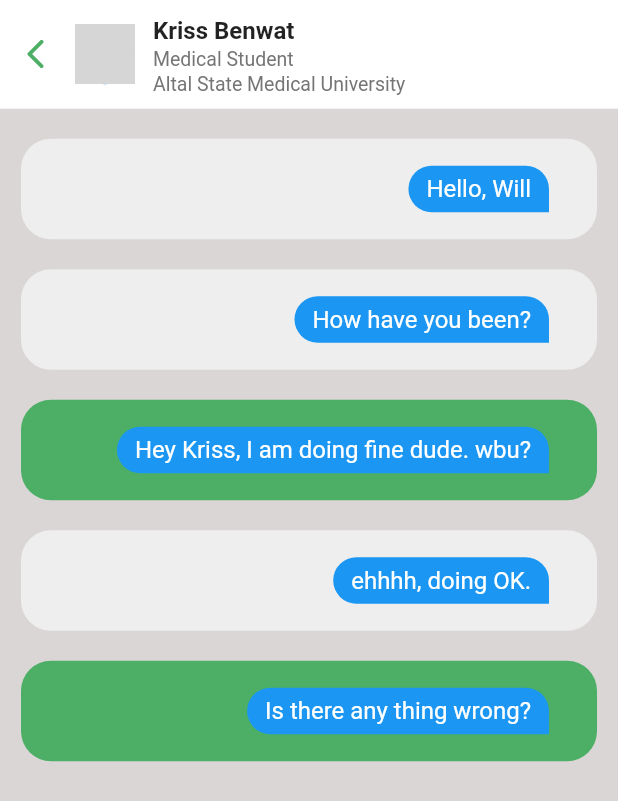
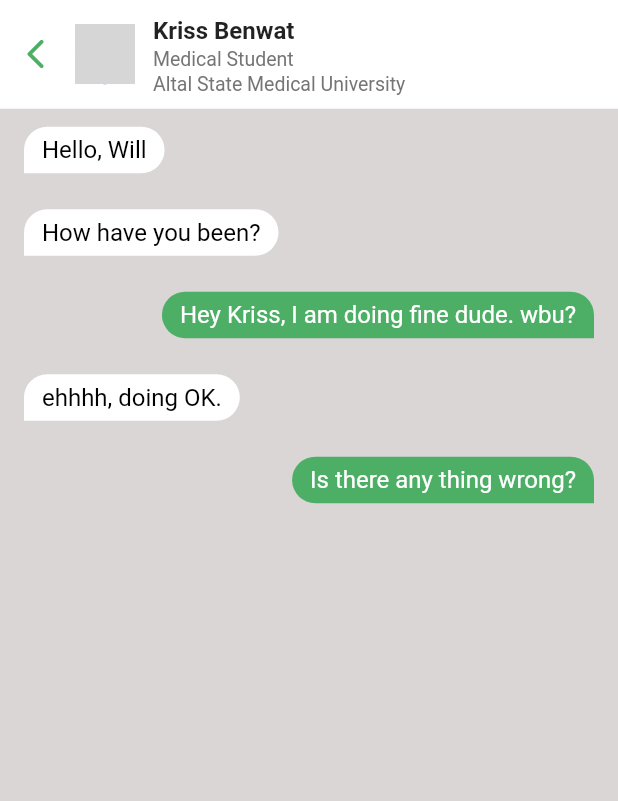
Before and after one commit to MuhammedNihalcp/Message-screen, a Flutter app: the screen it shows after launch, on a phone screen of 412 x 824 dp. Shown: the top 801 px of the screen. Run offline on Flutter 3.47's test engine with Material 2 defaults, Android fonts, the phone set to English and light mode, and no system bars; our stand-ins replace chat_bubbles, get; network calls fail; grey boxes are pictures that could not be loaded.

Commit message:
update some file

```diff
--- a/lib/Screen/chat_screen/view/screen_chat.dart
+++ b/lib/Screen/chat_screen/view/screen_chat.dart
@@ -82,37 +82,26 @@ class ScreenChats extends StatelessWidget {
         builder: (controller) => ListView.builder(
           itemCount: chatController.messages.length,
           shrinkWrap: true,
-          padding: const EdgeInsets.only(top: 10, bottom: 10),
           physics: const NeverScrollableScrollPhysics(),
           itemBuilder: (context, index) {
             return Container(
-              padding: const EdgeInsets.only(
-                  left: 14, right: 14, top: 10, bottom: 10),
-              child: Align(
-                alignment:
-                    (chatController.messages[index].messageType == "receiver"
-                        ? Alignment.topLeft
-                        : Alignment.topRight),
-                child: Container(
-                  decoration: BoxDecoration(
-                    borderRadius: BorderRadius.circular(20),
-                    color: (chatController.messages[index].messageType ==
-                            "receiver"
-                        ? Colors.grey.shade200
-                        : dartGreen),
-                  ),
-                  padding: const EdgeInsets.all(16),
-                  child:  BubbleSpecialThree(
-                    text: chatController.messages[index].messageContent,
-                    color: const Color(0xFF1B97F3),
-                    tail: true,
-                    textStyle: const TextStyle(color: Colors.white, fontSize: 16),
-                  ),
-                  // Text(
-                  //   chatController.messages[index].messageContent,
-                  //   style: const TextStyle(fontSize: 15),
-                  // ),
-                ),
+              padding: const EdgeInsets.symmetric(vertical: 10),
+              child: BubbleSpecialThree(
+                text: chatController.messages[index].messageContent,
+                color: chatController.messages[index].messageType == "receiver"
+                    ? colorWihte
+                    : dartGreen,
+                tail: true,
+                isSender:
+                    chatController.messages[index].messageType == "receiver"
+                        ? false
+                        : true,
+                textStyle: TextStyle(
+                    color:
+                        chatController.messages[index].messageType == "receiver"
+                            ? colorBlack
+                            : colorWihte,
+                    fontSize: 16),
               ),
             );
           },
--- a/lib/core/color/colors.dart
+++ b/lib/core/color/colors.dart
@@ -4,3 +4,5 @@ const backgroundColor = Color.fromARGB(255, 218, 214, 214);
 const colorWihte = Colors.white;
 
 const dartGreen = Color.fromARGB(255, 76, 175, 101);
+
+const colorBlack = Colors.black;
```
